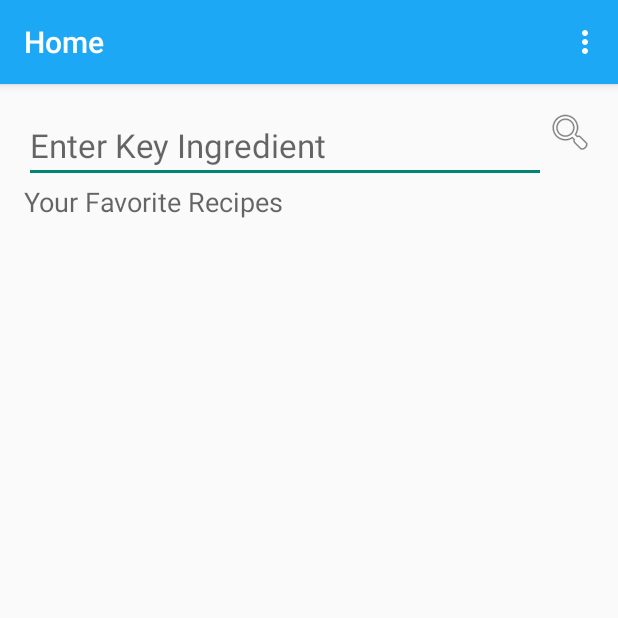
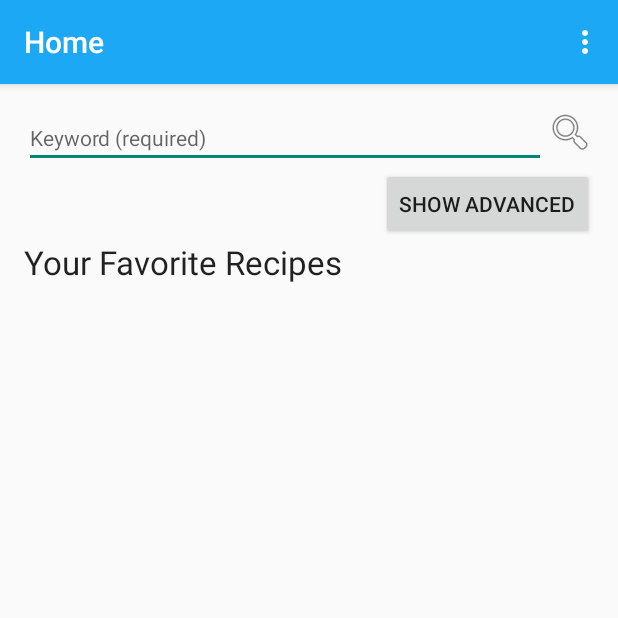
Before and after one commit to chenjr95/Google-CodeU, an Android app: the HomeActivity screen opened directly, with no data from a screen before it, on a phone screen of 412 x 824 dp, the top half of it. Run offline under Robolectric (Android 15) with nearby library versions, the light colour scheme and no system bars; 5 statements that could not run were skipped.

Commit message:
added advanced search

```diff
--- a/RecipeFinder/app/src/main/java/com/example/android/recipefinder/RecipeActivity.java
+++ b/RecipeFinder/app/src/main/java/com/example/android/recipefinder/RecipeActivity.java
@@ -89,7 +89,7 @@ public class RecipeActivity extends ActionBarActivity {
                 else{
                     LoginActivity.favorites.remove(id);
                 }
-                LoginActivity.user.put("Favorites", LoginActivity.favorites);
+                LoginActivity.user.put("Favorites", LoginActivity.join(LoginActivity.favorites));
                 LoginActivity.user.saveInBackground(mSaveCallback);
             }
         });
--- a/RecipeFinder/app/src/main/res/layout/activity_home.xml
+++ b/RecipeFinder/app/src/main/res/layout/activity_home.xml
@@ -19,11 +19,11 @@
             android:layout_width="fill_parent"
             android:layout_height="wrap_content"
             android:layout_weight="7"
-            android:hint="Enter Key Ingredient"
+            android:hint="Keyword (required)"
             android:imeOptions="actionSearch"
             android:inputType="text"
             android:maxLines="1"
-            android:textAppearance="?android:attr/textAppearanceLarge" />
+            android:textAppearance="?android:attr/textAppearanceSmall" />
 
         <ImageView
             android:id="@+id/search_button"
@@ -36,14 +36,43 @@
 
     </LinearLayout>
 
+    <EditText
+        android:id="@+id/cuisine"
+        android:layout_width="fill_parent"
+        android:layout_height="wrap_content"
+        android:hint="Cuisine"
+        android:visibility="gone"
+        android:imeOptions="actionSearch"
+        android:inputType="text"
+        android:maxLines="1"
+        android:textAppearance="?android:attr/textAppearanceSmall" />
+
+    <EditText
+        android:id="@+id/ingredients"
+        android:layout_width="fill_parent"
+        android:layout_height="wrap_content"
+        android:hint="Ingredients"
+        android:visibility="gone"
+        android:imeOptions="actionSearch"
+        android:inputType="text"
+        android:maxLines="1"
+        android:textAppearance="?android:attr/textAppearanceSmall" />
+
+    <Button
+        android:layout_width="wrap_content"
+        android:layout_height="wrap_content"
+        android:layout_gravity="right"
+        android:id="@+id/show"
+        android:text="Show Advanced"
+        android:onClick="showAdvanced"/>
+
     <TextView
         android:id="@+id/textView"
         android:layout_width="wrap_content"
         android:layout_height="wrap_content"
         android:layout_alignParentStart="true"
-        android:layout_below="@+id/search_button"
         android:text="Your Favorite Recipes"
-        android:textAppearance="?android:attr/textAppearanceMedium" />
+        android:textAppearance="?android:attr/textAppearanceLarge" />
 
     <ListView
         android:id="@+id/listView"
```
Also changed, not shown: RecipeFinder/app/src/main/java/com/example/android/recipefinder/HomeActivity.java (+29 -0 lines).
